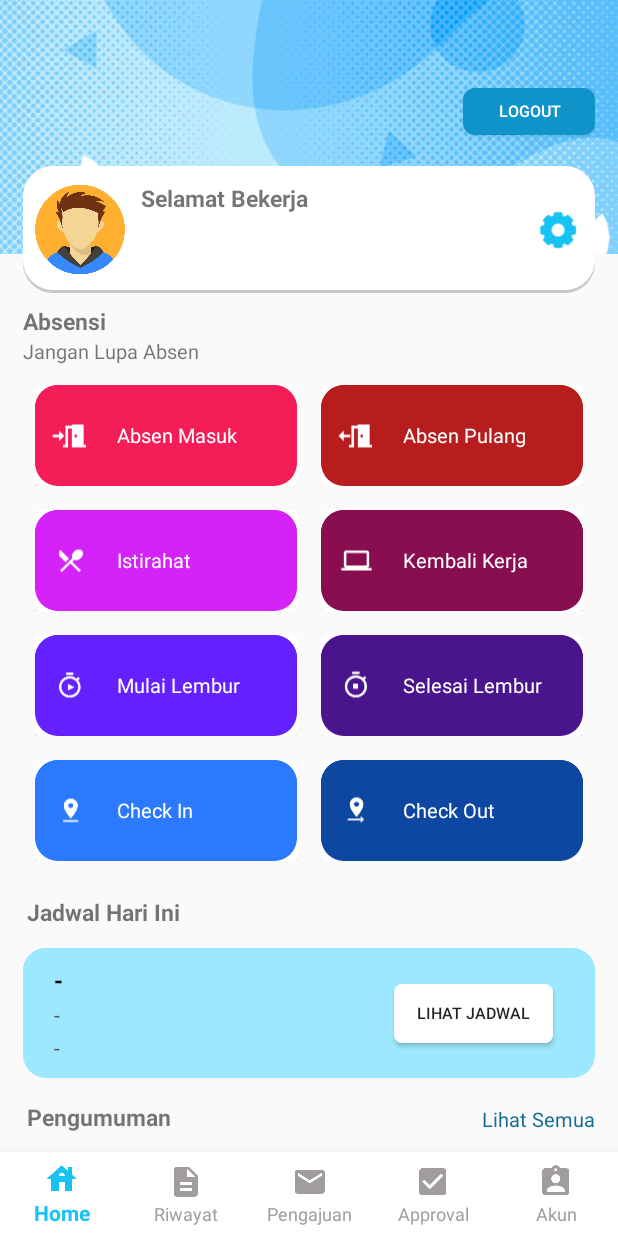
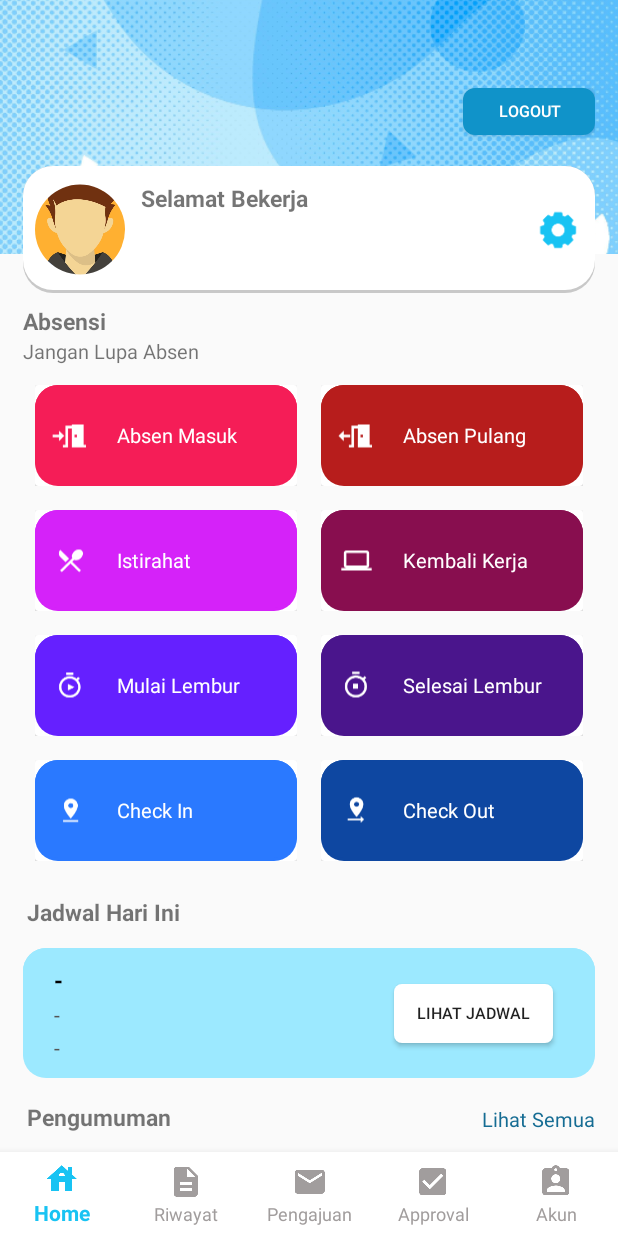
Before and after one commit to nurrohim11/ona5c066a1d17fd33e68b4f90d5c7211fbtime, an Android app: the MainActivity screen opened directly, with no data from a screen before it, on a phone screen of 412 x 824 dp. Run offline under Robolectric (Android 15) with nearby library versions, the phone set to English and light mode, and no system bars; our stand-ins replace ButterKnife, CircleImageView, Volley, sdp/ssp sizes; libraries missing offline, so code that uses them is left out: es.dmoral.toasty; network calls fail; pictures from the network do not load; 19 statements that could not run were skipped.

Commit message:
update 130820 by rohim

```diff
--- a/app/build.gradle
+++ b/app/build.gradle
@@ -64,4 +64,5 @@ dependencies {
     implementation 'com.jakewharton:butterknife:10.2.1'
     annotationProcessor 'com.jakewharton:butterknife-compiler:10.2.1'
     implementation 'gun0912.ted:tedbottompicker:2.0.1'
+    implementation 'de.hdodenhof:circleimageview:3.1.0'
 }
--- a/app/src/main/java/gmedia/net/id/OnTime/LoginActivity.java
+++ b/app/src/main/java/gmedia/net/id/OnTime/LoginActivity.java
@@ -157,7 +157,7 @@ public class LoginActivity extends AppCompatActivity {
             @Override
             public void onError(String result) {
                 pDialog.dismiss();
-                Toasty.error(LoginActivity.this, "Terjadi kesalahan saat mengambil data", Toast.LENGTH_SHORT, true).show();
+                Toasty.error(LoginActivity.this, result, Toast.LENGTH_SHORT, true).show();
             }
         });
     }
--- a/app/src/main/java/gmedia/net/id/OnTime/MainActivity.java
+++ b/app/src/main/java/gmedia/net/id/OnTime/MainActivity.java
@@ -39,6 +39,7 @@ import android.widget.Toast;
 
 import com.alkhattabi.bottomviewex.BottomNavViewEx;
 import com.alkhattabi.kalert.KAlertDialog;
+import com.bumptech.glide.Glide;
 import com.google.android.material.bottomnavigation.BottomNavigationView;
 import com.google.firebase.FirebaseApp;
 import com.google.firebase.iid.FirebaseInstanceId;
@@ -50,6 +51,7 @@ import org.json.JSONObject;
 import java.util.ArrayList;
 import java.util.List;
 
+import de.hdodenhof.circleimageview.CircleImageView;
 import es.dmoral.toasty.Toasty;
 import gmedia.net.id.OnTime.akun.AkunFragment;
 import gmedia.net.id.OnTime.approval.ApprovalFragment;
@@ -90,6 +92,7 @@ public class MainActivity extends RuntimePermissionsActivity {
     EditText passLama;
     EditText passBaru;
     EditText rePassBaru;
+    CircleImageView ivProfile;
     private Boolean klikToVisiblePassLama = true;
     private boolean klikToVisiblePassBaru = true;
     private boolean klikToVisiblePassRe = true;
@@ -145,6 +148,7 @@ public class MainActivity extends RuntimePermissionsActivity {
         tvProfileName = findViewById(R.id.tv_profile_name);
         tvProfileNik = findViewById(R.id.tv_profile_nik);
         btnLogout = findViewById(R.id.btn_logout);
+        ivProfile = findViewById(R.id.img_profil);
 
 //        rlNotif = findViewById(R.id.rl_notif);
         rlSettings = findViewById(R.id.rl_settings);
@@ -312,6 +316,10 @@ public class MainActivity extends RuntimePermissionsActivity {
                         try {
                             JSONObject res = new JSONObject(response);
                             Log.d(TAG,String.valueOf(res));
+                            Glide.with(MainActivity.this)
+                                    .load(res.getString("foto"))
+                                    .placeholder(R.drawable.computer_user)
+                                    .into(ivProfile);
                             tvProfileName.setText(res.getString("nama"));
                             tvProfileNik.setText(res.getString("nik"));
                         } catch (JSONException e) {
--- a/app/src/main/res/layout/activity_main.xml
+++ b/app/src/main/res/layout/activity_main.xml
@@ -62,9 +62,9 @@
                     android:background="@drawable/bg_biodata"
                     tools:ignore="MissingConstraints">
 
-                    <ImageView
+                    <de.hdodenhof.circleimageview.CircleImageView
                         android:layout_width="@dimen/_46sdp"
-                        android:layout_height="wrap_content"
+                        android:layout_height="match_parent"
                         android:src="@drawable/computer_user"
                         android:id="@+id/img_profil" />
 
--- a/coremodul/src/main/java/gmedia/net/id/coremodul/AppRequestCallback.java
+++ b/coremodul/src/main/java/gmedia/net/id/coremodul/AppRequestCallback.java
@@ -22,6 +22,7 @@ public class AppRequestCallback implements ApiVolley.VolleyCallback {
             JSONObject jsonresult = new JSONObject(result);
             int status = jsonresult.getJSONObject("metadata").getInt("status");
             String message = jsonresult.getJSONObject("metadata").getString("message");
+            Log.d(">>>>>response",result);
 
             if(status == 200){
                 if(jsonresult.get("response") instanceof JSONObject){
```
